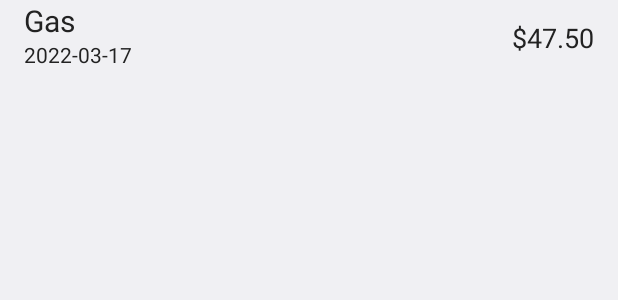
After one commit to MobileAppDevGroup22/COMP4200-Group22-Project, an Android app: the layout list_adapter_layout.xml on its own in the app's theme, with its tools: preview values and no code run, on a phone screen of 412 x 824 dp. The commit adds this screen. Shown: the top 300 px of the screen. Run offline under Robolectric (Android 15) with nearby library versions, the phone set to English and light mode, and no system bars.

Commit message:
cleaning up code, and adding the purchase list

```diff
--- a/GasTracker/app/src/main/AndroidManifest.xml
+++ b/GasTracker/app/src/main/AndroidManifest.xml
@@ -12,6 +12,9 @@
         android:roundIcon="@mipmap/ic_launcher_round"
         android:supportsRtl="true"
         android:theme="@style/Theme.GasTracker">
+        <activity
+            android:name=".purchases.PurchaseListActivity"
+            android:exported="false" />
         <activity
             android:name=".SettingsActivity"
             android:exported="false" />
--- /dev/null
+++ b/GasTracker/app/src/main/res/layout/list_adapter_layout.xml
@@ -0,0 +1,45 @@
+<?xml version="1.0" encoding="utf-8"?>
+<LinearLayout xmlns:android="http://schemas.android.com/apk/res/android"
+    android:orientation="horizontal"
+    android:layout_width="match_parent"
+    android:layout_height="match_parent"
+    android:weightSum="101">
+
+
+    <LinearLayout
+        android:layout_width="match_parent"
+        android:layout_height="50dp"
+        android:layout_marginLeft="16dp"
+        android:layout_weight="33"
+        android:orientation="vertical"
+        android:weightSum="101">
+
+        <TextView
+            android:id="@+id/textView_Description"
+            android:layout_width="match_parent"
+            android:layout_height="match_parent"
+            android:layout_weight="48"
+            android:gravity="left|center_vertical"
+            android:text="Gas"
+            android:textSize="20sp" />
+
+        <TextView
+            android:id="@+id/textView_Date"
+            android:layout_width="match_parent"
+            android:layout_height="match_parent"
+            android:layout_weight="63"
+            android:gravity="left|center_vertical"
+            android:text="2022-03-17" />
+    </LinearLayout>
+
+    <TextView
+        android:id="@+id/textView_Price"
+        android:layout_width="match_parent"
+        android:layout_height="50dp"
+        android:layout_marginRight="16dp"
+        android:layout_weight="68"
+        android:gravity="right|center_vertical"
+        android:text="$47.50"
+        android:textSize="18sp" />
+
+</LinearLayout>
```
Also changed, not shown: GasTracker/app/src/main/java/group22/gastracker/MainActivity.java (+47 -25 lines), GasTracker/app/src/main/java/group22/gastracker/SettingsActivity.java (+8 -5 lines), GasTracker/app/src/main/java/group22/gastracker/VehicleActivity.java (+8 -5 lines), GasTracker/app/src/main/java/group22/gastracker/purchases/Purchase.java (added, +38 -0 lines), GasTracker/app/src/main/java/group22/gastracker/purchases/PurchaseListActivity.java (added, +71 -0 lines), GasTracker/app/src/main/java/group22/gastracker/purchases/PurchaseListAdapter.java (added, +51 -0 lines), GasTracker/app/src/main/res/layout/activity_purchase_list.xml (added, +46 -0 lines).
